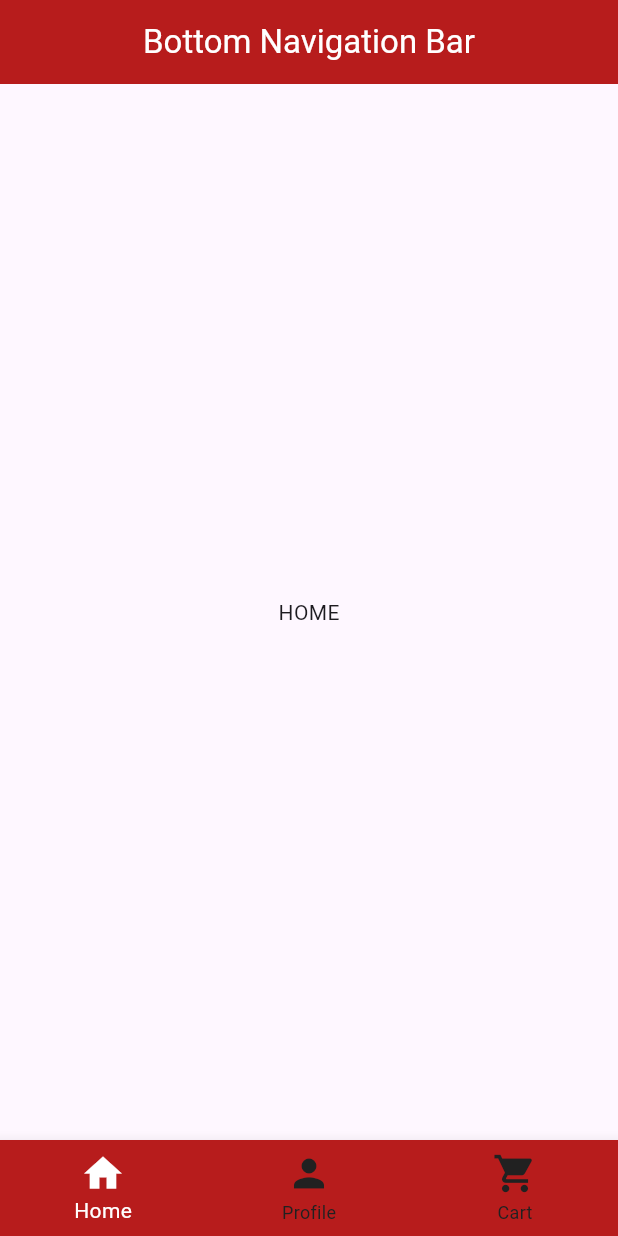
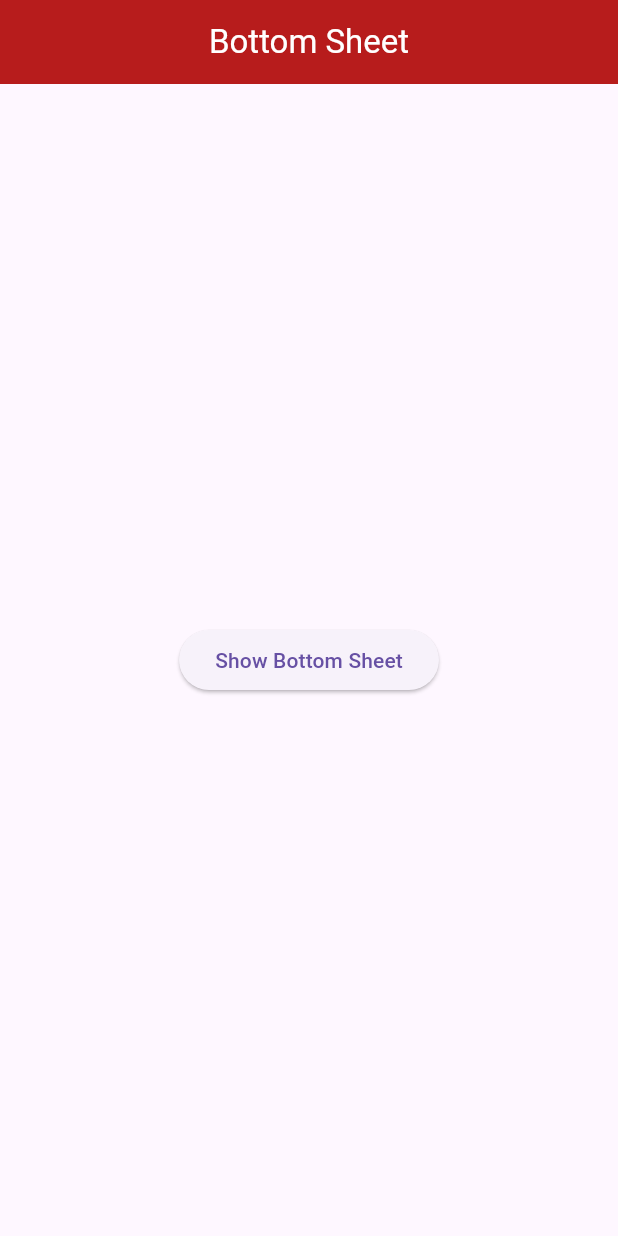
Before and after one commit to iqbalsuwandi20/belajar-flutter-youtube, a Flutter app: the screen it shows after launch, on a phone screen of 412 x 824 dp. Run offline on Flutter 3.47's test engine with Material 3 defaults, Android fonts, the phone set to English and light mode, and no system bars.

Commit message:
bottom sheet

```diff
--- a/lib/main.dart
+++ b/lib/main.dart
@@ -16,33 +16,8 @@ class MyApp extends StatelessWidget {
   }
 }
 
-class HomePage extends StatefulWidget {
+class HomePage extends StatelessWidget {
   const HomePage({super.key});
-
-  @override
-  State<HomePage> createState() => _HomePageState();
-}
-
-class _HomePageState extends State<HomePage> {
-  late int index;
-
-  List showWidget = [
-    const Center(
-      child: Text("HOME"),
-    ),
-    const Center(
-      child: Text("PROFILE"),
-    ),
-    const Center(
-      child: Text("CART"),
-    ),
-  ];
-
-  @override
-  void initState() {
-    index = 0;
-    super.initState();
-  }
 
   @override
   Widget build(BuildContext context) {
@@ -51,36 +26,59 @@ class _HomePageState extends State<HomePage> {
         backgroundColor: Colors.red[900],
         centerTitle: true,
         title: const Text(
-          "Bottom Navigation Bar",
+          "Bottom Sheet",
           style: TextStyle(color: Colors.white),
         ),
       ),
-      body: showWidget[index],
-      bottomNavigationBar: BottomNavigationBar(
-        backgroundColor: Colors.red[900],
-        selectedItemColor: Colors.white,
-        unselectedItemColor: Colors.grey[900],
-        iconSize: 30,
-        currentIndex: index,
-        onTap: (value) {
-          setState(() {
-            index = value;
-          });
-        },
-        items: const [
-          BottomNavigationBarItem(
-            icon: Icon(Icons.home),
-            label: "Home",
+      body: Center(
+        child: Padding(
+          padding: const EdgeInsets.all(30),
+          child: ElevatedButton(
+            onPressed: () {
+              showModalBottomSheet(
+                context: context,
+                isDismissible: false,
+                shape: RoundedRectangleBorder(
+                  borderRadius: BorderRadius.circular(20),
+                ),
+                builder: (context) => SizedBox(
+                  height: 300,
+                  // color: Colors.white,
+                  child: ListView(
+                    children: [
+                      ListTile(
+                        onTap: () => print("click on photo"),
+                        leading: const Icon(Icons.photo),
+                        title: const Text("Photo"),
+                      ),
+                      ListTile(
+                        onTap: () => print("click on music"),
+                        leading: const Icon(Icons.music_note),
+                        title: const Text("Music"),
+                      ),
+                      ListTile(
+                        onTap: () => print("click on video"),
+                        leading: const Icon(Icons.video_collection),
+                        title: const Text("Video"),
+                      ),
+                      ListTile(
+                        onTap: () => print("click on share"),
+                        leading: const Icon(Icons.share),
+                        title: const Text("Share"),
+                      ),
+                      ListTile(
+                        onTap: () => Navigator.pop(context),
+                        leading: const Icon(Icons.cancel),
+                        title: const Text("Cancel"),
+                      ),
+                    ],
+                  ),
+                ),
+              );
+            },
+            child: const Text("Show Bottom Sheet"),
           ),
-          BottomNavigationBarItem(
-            icon: Icon(Icons.person),
-            label: "Profile",
-          ),
-          BottomNavigationBarItem(
-            icon: Icon(Icons.shopping_cart),
-            label: "Cart",
-          ),
-        ],
+        ),
       ),
     );
   }
```
